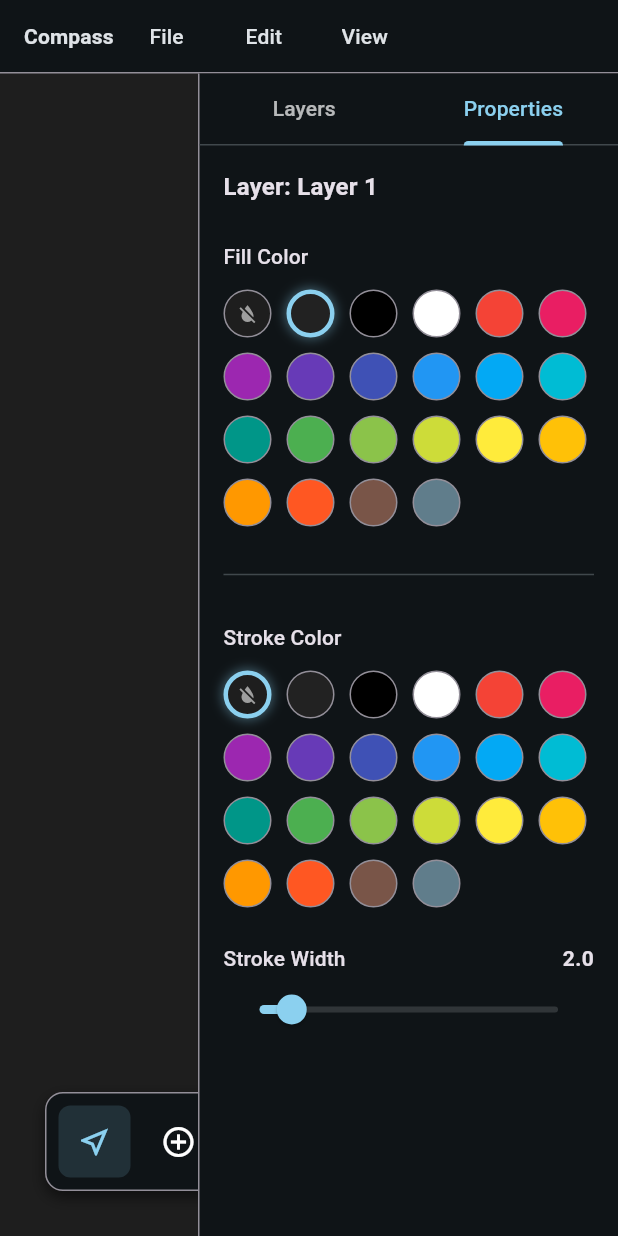
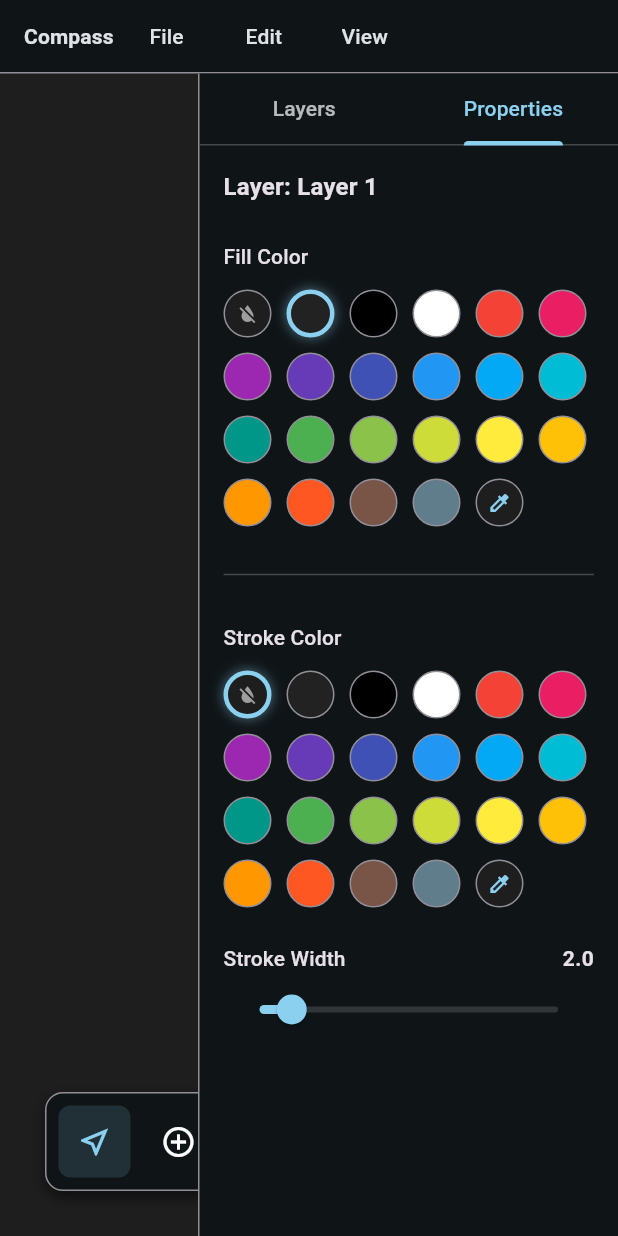
Before and after one commit to nathanfx330/compass, a Flutter app: the screen it shows after launch, tab 2 chosen, on a phone screen of 412 x 824 dp. Run offline on Flutter 3.47's test engine with Material 3 defaults, Android fonts, the phone set to English and light mode, and no system bars.

Commit message:
Add pure-Dart HSV color picker for fill/stroke

```diff
--- a/lib/ui/panels/properties_panel.dart
+++ b/lib/ui/panels/properties_panel.dart
@@ -2,6 +2,7 @@
 import 'package:flutter/material.dart';
 import '../../engine.dart';
 import '../../models/geometry/spline.dart';
+import '../widgets/compass_color_picker.dart';
 
 class PropertiesPanel extends StatefulWidget {
   final CompassEngine engine;
@@ -29,6 +30,15 @@ class _PropertiesPanelState extends State<PropertiesPanel> {
     _endTaperController.dispose();
     super.dispose();
   }
+
+  // A color counts as "custom" — and lights up the Custom chip — when it is a
+  // real color that is NOT transparent and NOT one of the presets. Preset colors
+  // are stored as the MaterialColor objects from swatchColors, so an exact
+  // identity match here works; a picked color is a plain Color and will never
+  // match a MaterialColor, which is exactly why a hand-picked value reads as
+  // custom even if its hex coincides with a preset's shade.
+  bool _isCustomColor(Color c) =>
+      c != Colors.transparent && !widget.swatchColors.contains(c);
 
   @override
   Widget build(BuildContext context) {
@@ -84,6 +94,13 @@ class _PropertiesPanelState extends State<PropertiesPanel> {
                       onTap: () => widget.engine.changeLayerColor(activeLayer, color),
                     );
                   }),
+                  _buildCustomSwatch(
+                    context: context,
+                    currentColor: activeLayer.color,
+                    isSelected: _isCustomColor(activeLayer.color),
+                    theme: theme,
+                    onPicked: (c) => widget.engine.changeLayerColor(activeLayer, c),
+                  ),
                 ],
               ),
 
@@ -115,6 +132,13 @@ class _PropertiesPanelState extends State<PropertiesPanel> {
                       onTap: () => widget.engine.changeLayerStrokeColor(activeLayer, color),
                     );
                   }),
+                  _buildCustomSwatch(
+                    context: context,
+                    currentColor: activeLayer.strokeColor,
+                    isSelected: _isCustomColor(activeLayer.strokeColor),
+                    theme: theme,
+                    onPicked: (c) => widget.engine.changeLayerStrokeColor(activeLayer, c),
+                  ),
                 ],
               ),
 
@@ -299,4 +323,64 @@ class _PropertiesPanelState extends State<PropertiesPanel> {
       ),
     );
   }
+
+  // The "Custom…" chip. It opens the pure-Dart HSV picker and applies whatever
+  // comes back via onPicked. When an off-palette color is active, the chip wears
+  // that exact color (so there's always a live swatch of what's selected, even
+  // for a value that isn't in the preset row) and takes the selected ring; the
+  // eyedropper icon flips black/white against the color's luminance so it stays
+  // legible. When no custom color is active it sits neutral with a primary-tinted
+  // icon, reading as an affordance to open the picker.
+  Widget _buildCustomSwatch({
+    required BuildContext context,
+    required Color currentColor,
+    required bool isSelected,
+    required ThemeData theme,
+    required void Function(Color) onPicked,
+  }) {
+    final Color bg = isSelected ? currentColor : theme.scaffoldBackgroundColor;
+    final Color iconColor = isSelected
+        ? (currentColor.computeLuminance() > 0.5 ? Colors.black87 : Colors.white)
+        : theme.colorScheme.primary;
+
+    return Tooltip(
+      message: 'Custom color…',
+      child: GestureDetector(
+        onTap: () async {
+          // A transparent ("None") starting point opens the picker at black
+          // rather than at a fully-transparent color, since the picker is
+          // opaque-only and "give this a color" wants a visible default.
+          final initial =
+              currentColor == Colors.transparent ? Colors.black : currentColor;
+          final picked =
+              await showCompassColorPicker(context, initialColor: initial);
+          // onPicked only touches the engine, never context, so it's safe across
+          // the await without a mounted guard.
+          if (picked != null) onPicked(picked);
+        },
+        child: Container(
+          width: 32,
+          height: 32,
+          decoration: BoxDecoration(
+            color: bg,
+            shape: BoxShape.circle,
+            border: Border.all(
+              color: isSelected ? theme.colorScheme.primary : theme.dividerColor,
+              width: isSelected ? 3 : 1,
+            ),
+            boxShadow: isSelected ? [
+              BoxShadow(
+                color: theme.colorScheme.primary.withOpacity(0.4),
+                blurRadius: 6,
+                spreadRadius: 1,
+              )
+            ] : null,
+          ),
+          child: Center(
+            child: Icon(Icons.colorize, size: 16, color: iconColor),
+          ),
+        ),
+      ),
+    );
+  }
 }
```
Also changed, not shown: lib/ui/widgets/compass_color_picker.dart (added, +361 -0 lines).
